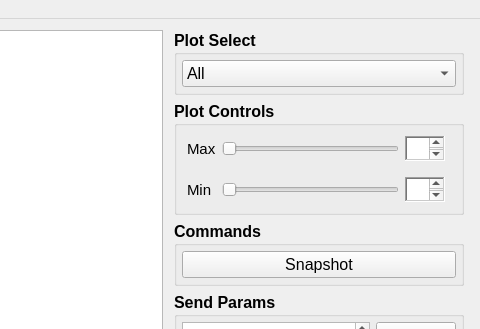
Qt form gcs-2018/gcs-ui/mainwindow.ui (thl024/UCSD-Cansat-2017-18) before a commit; both pictures show x 582 to 1062 and y 0 to 329 of the 1062 by 610 pixel window.
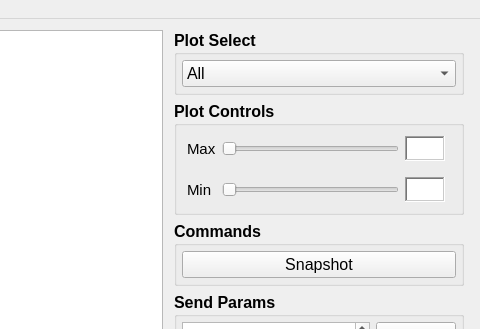
The same form after that commit.

Patch:
```diff
--- a/gcs-2018/gcs-ui/mainwindow.ui
+++ b/gcs-2018/gcs-ui/mainwindow.ui
@@ -207,6 +207,12 @@
                <property name="frameShadow">
                 <enum>QFrame::Sunken</enum>
                </property>
+               <property name="verticalScrollBarPolicy">
+                <enum>Qt::ScrollBarAlwaysOff</enum>
+               </property>
+               <property name="horizontalScrollBarPolicy">
+                <enum>Qt::ScrollBarAlwaysOff</enum>
+               </property>
               </widget>
              </item>
             </layout>
@@ -268,6 +274,12 @@
                <property name="frameShape">
                 <enum>QFrame::WinPanel</enum>
                </property>
+               <property name="verticalScrollBarPolicy">
+                <enum>Qt::ScrollBarAlwaysOff</enum>
+               </property>
+               <property name="horizontalScrollBarPolicy">
+                <enum>Qt::ScrollBarAlwaysOff</enum>
+               </property>
               </widget>
              </item>
             </layout>
```
Left out of the diff: 4 changed lines with no effect on the pictures.
